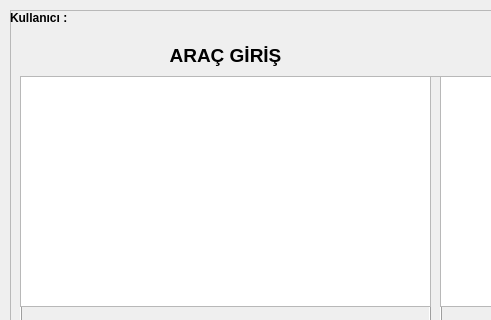
The window that forms/applicationwindow.ui (ydcpp/ParkingLotManagement) describes before a commit, drawn with Qt 5; both pictures show x 0 to 491 and y 0 to 320 of the 1200 by 720 pixel window.
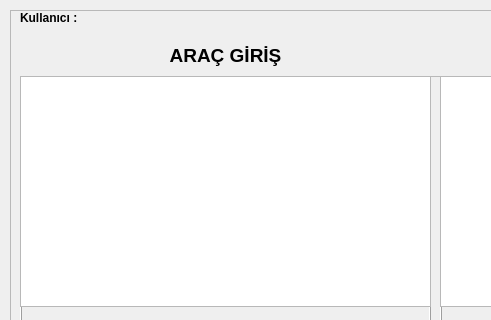
The same window after the commit. Icons and pictures are not drawn.

Patch:
```diff
--- a/forms/applicationwindow.ui
+++ b/forms/applicationwindow.ui
@@ -1535,7 +1535,7 @@
    <widget class="QLabel" name="label_user">
     <property name="geometry">
      <rect>
-      <x>60</x>
+      <x>70</x>
       <y>0</y>
       <width>261</width>
       <height>16</height>
@@ -1553,7 +1553,7 @@
    <widget class="QLabel" name="label_19">
     <property name="geometry">
      <rect>
-      <x>0</x>
+      <x>10</x>
       <y>0</y>
       <width>61</width>
       <height>16</height>
```
